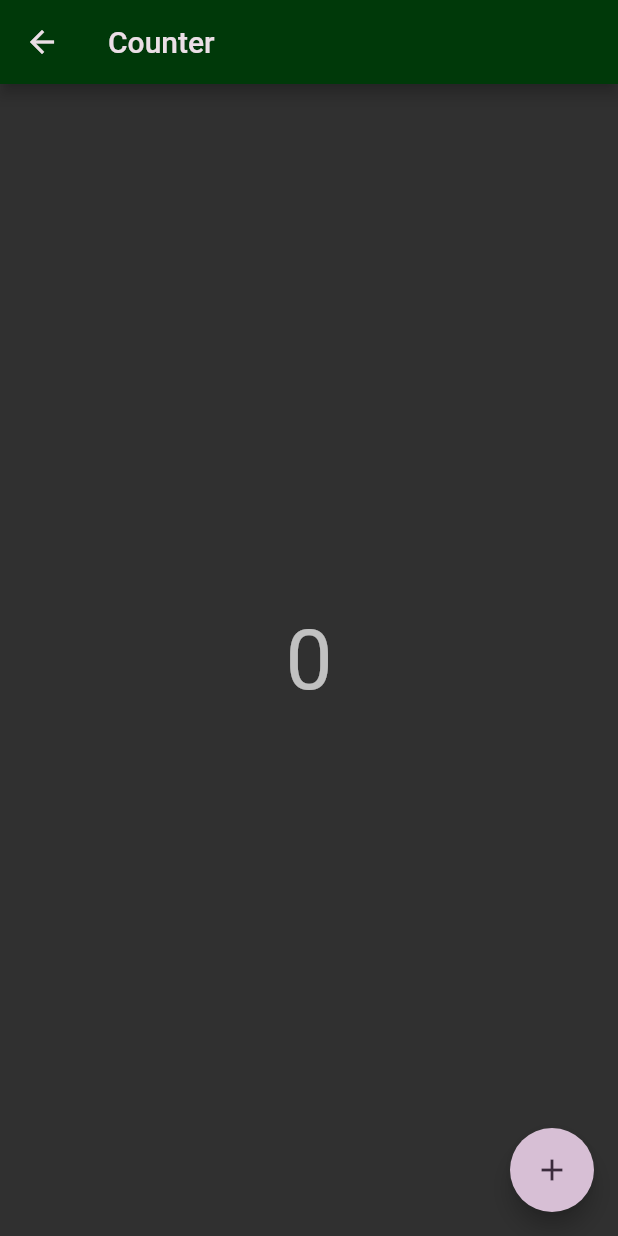
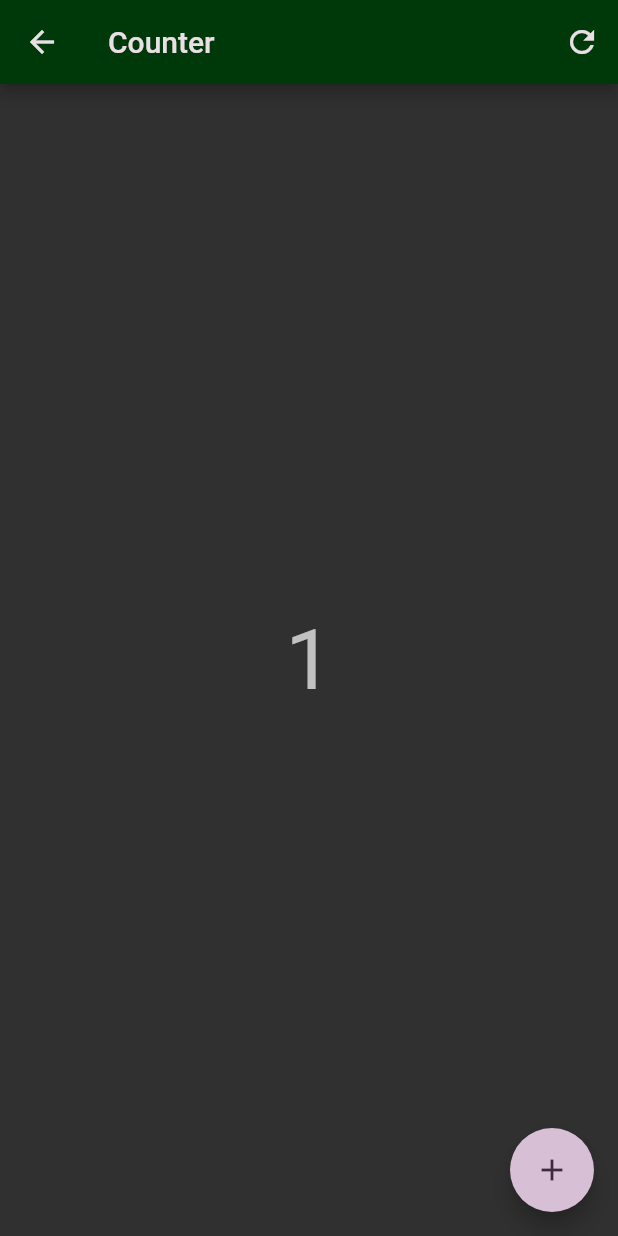
Before and after one commit to DidinAmarudinn/learn-riverpod, a Flutter app: the CounterPage screen opened directly, after a tap on the "add" icon, on a phone screen of 412 x 824 dp. Run offline on Flutter 3.47's test engine with Material 2 defaults, Android fonts, the phone set to English and light mode, and no system bars; our stand-ins replace flutter_riverpod.

```diff
--- a/lib/main.dart
+++ b/lib/main.dart
@@ -55,22 +55,59 @@ class HomePage extends StatelessWidget {
   }
 }
 
-class CounterPage extends StatelessWidget {
+class CounterPage extends ConsumerWidget {
   const CounterPage({super.key});
 
   @override
-  Widget build(BuildContext context) {
+  Widget build(BuildContext context, WidgetRef ref) {
+    final int counter = ref.watch(counterProvider);
+
+    ref.listen(
+      counterProvider,
+      (previous, next) {
+        if (next >= 5) {
+          showDialog(
+            context: context,
+            builder: (context) {
+              return AlertDialog(
+                title: const Text('Warning'),
+                content: const Text(
+                    'Counter dangerously high. Consider resetting it.'),
+                actions: [
+                  TextButton(
+                    onPressed: () {
+                      Navigator.of(context).pop();
+                    },
+                    child: const Text('OK'),
+                  )
+                ],
+              );
+            },
+          );
+        }
+      },
+    );
+
     return Scaffold(
       appBar: AppBar(
         title: const Text("Counter"),
+        actions: [
+          IconButton(
+              onPressed: () {
+                ref.invalidate(counterProvider);
+              },
+              icon: const Icon(Icons.refresh))
+        ],
       ),
       floatingActionButton: FloatingActionButton(
-        onPressed: () {},
+        onPressed: () {
+          ref.read(counterProvider.notifier).state++;
+        },
         child: const Icon(Icons.add),
       ),
       body: Center(
         child: Text(
-          "0",
+          counter.toString(),
           style: Theme.of(context).textTheme.displayMedium,
         ),
       ),
```
